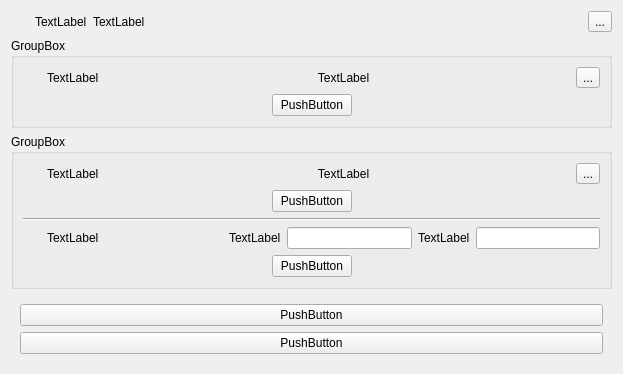
First picture: the form in frontend/src/app/assist_program_operate_page.ui, repository JaderoChan/LineageCheating, before the edit.
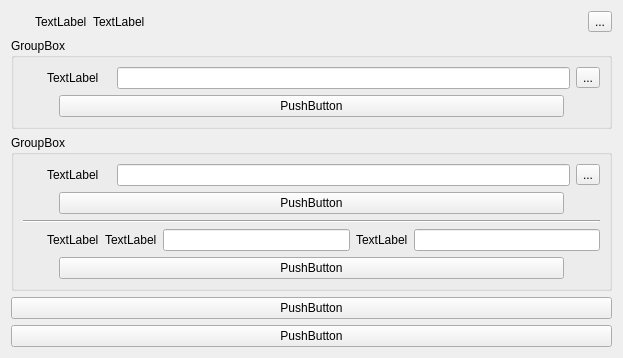
Second picture: the form after the edit. Icons and pictures are not drawn.

Patch:
```diff
--- a/frontend/src/app/assist_program_operate_page.ui
+++ b/frontend/src/app/assist_program_operate_page.ui
@@ -7,7 +7,7 @@
     <x>0</x>
     <y>0</y>
     <width>623</width>
-    <height>369</height>
+    <height>351</height>
    </rect>
   </property>
   <property name="font">
@@ -198,14 +198,7 @@
                 <number>0</number>
                </property>
                <item>
-                <widget class="QLabel" name="masterNdiSourceNameLabel">
-                 <property name="text">
-                  <string>TextLabel</string>
-                 </property>
-                 <property name="alignment">
-                  <set>Qt::AlignCenter</set>
-                 </property>
-                </widget>
+                <widget class="QLineEdit" name="masterNdiSourceNameInputLineEdit"/>
                </item>
               </layout>
              </widget>
@@ -224,30 +217,17 @@
           <widget class="QWidget" name="widget_7" native="true">
            <layout class="QHBoxLayout" name="horizontalLayout_6">
             <property name="leftMargin">
-             <number>0</number>
+             <number>36</number>
             </property>
             <property name="topMargin">
              <number>0</number>
             </property>
             <property name="rightMargin">
-             <number>0</number>
+             <number>36</number>
             </property>
             <property name="bottomMargin">
              <number>0</number>
             </property>
-            <item>
-             <spacer name="horizontalSpacer_2">
-              <property name="orientation">
-               <enum>Qt::Horizontal</enum>
-              </property>
-              <property name="sizeHint" stdset="0">
-               <size>
-                <width>246</width>
-                <height>20</height>
-               </size>
-              </property>
-             </spacer>
-            </item>
             <item>
              <widget class="QPushButton" name="masterNdiConnectButton">
               <property name="text">
@@ -255,19 +235,6 @@
               </property>
              </widget>
             </item>
-            <item>
-             <spacer name="horizontalSpacer_3">
-              <property name="orientation">
-               <enum>Qt::Horizontal</enum>
-              </property>
-              <property name="sizeHint" stdset="0">
-               <size>
-                <width>246</width>
-                <height>20</height>
-               </size>
-              </property>
-             </spacer>
-            </item>
            </layout>
           </widget>
          </item>
@@ -355,14 +322,7 @@
                 <number>0</number>
                </property>
                <item>
-                <widget class="QLabel" name="footmanNdiSourceNameLabel">
-                 <property name="text">
-                  <string>TextLabel</string>
-                 </property>
-                 <property name="alignment">
-                  <set>Qt::AlignCenter</set>
-                 </property>
-                </widget>
+                <widget class="QLineEdit" name="footmanNdiSourceNameInputLineEdit"/>
                </item>
               </layout>
              </widget>
@@ -381,30 +341,17 @@
           <widget class="QWidget" name="widget_8" native="true">
            <layout class="QHBoxLayout" name="horizontalLayout_7">
             <property name="leftMargin">
-             <number>0</number>
+             <number>36</number>
             </property>
             <property name="topMargin">
              <number>0</number>
             </property>
             <property name="rightMargin">
-             <number>0</number>
+             <number>36</number>
             </property>
             <property name="bottomMargin">
              <number>0</number>
             </property>
-            <item>
-             <spacer name="horizontalSpacer_4">
-              <property name="orientation">
-               <enum>Qt::Horizontal</enum>
-              </property>
-              <property name="sizeHint" stdset="0">
-               <size>
-                <width>246</width>
-                <height>20</height>
-               </size>
-              </property>
-             </spacer>
-            </item>
             <item>
              <widget class="QPushButton" name="footmanNdiConnectButton">
               <property name="text">
@@ -412,19 +359,6 @@
               </property>
              </widget>
             </item>
-            <item>
-             <spacer name="horizontalSpacer_5">
-              <property name="orientation">
-               <enum>Qt::Horizontal</enum>
-              </property>
-              <property name="sizeHint" stdset="0">
-               <size>
-                <width>246</width>
-                <height>20</height>
-               </size>
-              </property>
-             </spacer>
-            </item>
            </layout>
           </widget>
          </item>
@@ -497,19 +431,6 @@
                  </property>
                 </widget>
                </item>
-               <item>
-                <spacer name="horizontalSpacer_8">
-                 <property name="orientation">
-                  <enum>Qt::Horizontal</enum>
-                 </property>
-                 <property name="sizeHint" stdset="0">
-                  <size>
-                   <width>40</width>
-                   <height>20</height>
-                  </size>
-                 </property>
-                </spacer>
-               </item>
                <item>
                 <widget class="QLabel" name="footmanHidVidTextLabel">
                  <property name="text">
@@ -540,30 +461,17 @@
           <widget class="QWidget" name="widget_9" native="true">
            <layout class="QHBoxLayout" name="horizontalLayout_8">
             <property name="leftMargin">
-             <number>0</number>
+             <number>36</number>
             </property>
             <property name="topMargin">
              <number>0</number>
             </property>
             <property name="rightMargin">
-             <number>0</number>
+             <number>36</number>
             </property>
             <property name="bottomMargin">
              <number>0</number>
             </property>
-            <item>
-             <spacer name="horizontalSpacer_6">
-              <property name="orientation">
-               <enum>Qt::Horizontal</enum>
-              </property>
-              <property name="sizeHint" stdset="0">
-               <size>
-                <width>246</width>
-                <height>20</height>
-               </size>
-              </property>
-             </spacer>
-            </item>
             <item>
              <widget class="QPushButton" name="footmanHidConnectButton">
               <property name="text">
@@ -571,19 +479,6 @@
               </property>
              </widget>
             </item>
-            <item>
-             <spacer name="horizontalSpacer_7">
-              <property name="orientation">
-               <enum>Qt::Horizontal</enum>
-              </property>
-              <property name="sizeHint" stdset="0">
-               <size>
-                <width>246</width>
-                <height>20</height>
-               </size>
-              </property>
-             </spacer>
-            </item>
            </layout>
           </widget>
          </item>
@@ -596,8 +491,26 @@
    <item>
     <widget class="QWidget" name="operateWidget" native="true">
      <layout class="QVBoxLayout" name="verticalLayout_7">
+      <property name="leftMargin">
+       <number>0</number>
+      </property>
+      <property name="topMargin">
+       <number>0</number>
+      </property>
+      <property name="rightMargin">
+       <number>0</number>
+      </property>
+      <property name="bottomMargin">
+       <number>0</number>
+      </property>
       <item>
        <widget class="QPushButton" name="startButton">
+        <property name="sizePolicy">
+         <sizepolicy hsizetype="Minimum" vsizetype="Preferred">
+          <horstretch>0</horstretch>
+          <verstretch>0</verstretch>
+         </sizepolicy>
+        </property>
         <property name="text">
          <string>PushButton</string>
         </property>
@@ -605,6 +518,12 @@
       </item>
       <item>
        <widget class="QPushButton" name="stopButton">
+        <property name="sizePolicy">
+         <sizepolicy hsizetype="Minimum" vsizetype="Preferred">
+          <horstretch>0</horstretch>
+          <verstretch>0</verstretch>
+         </sizepolicy>
+        </property>
         <property name="text">
          <string>PushButton</string>
         </property>
```
